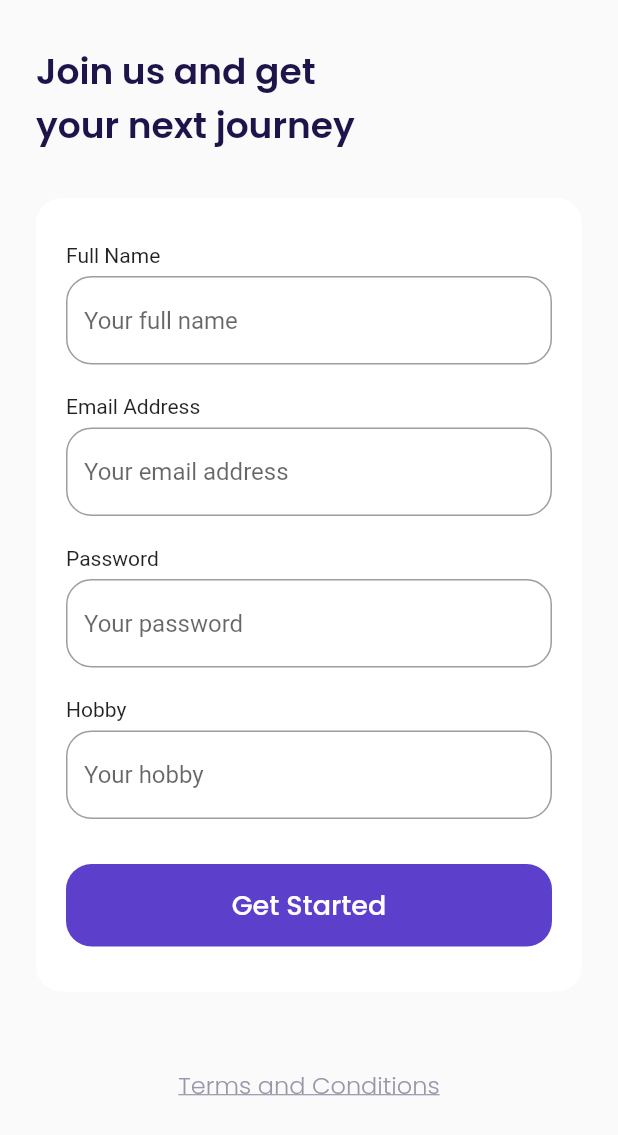
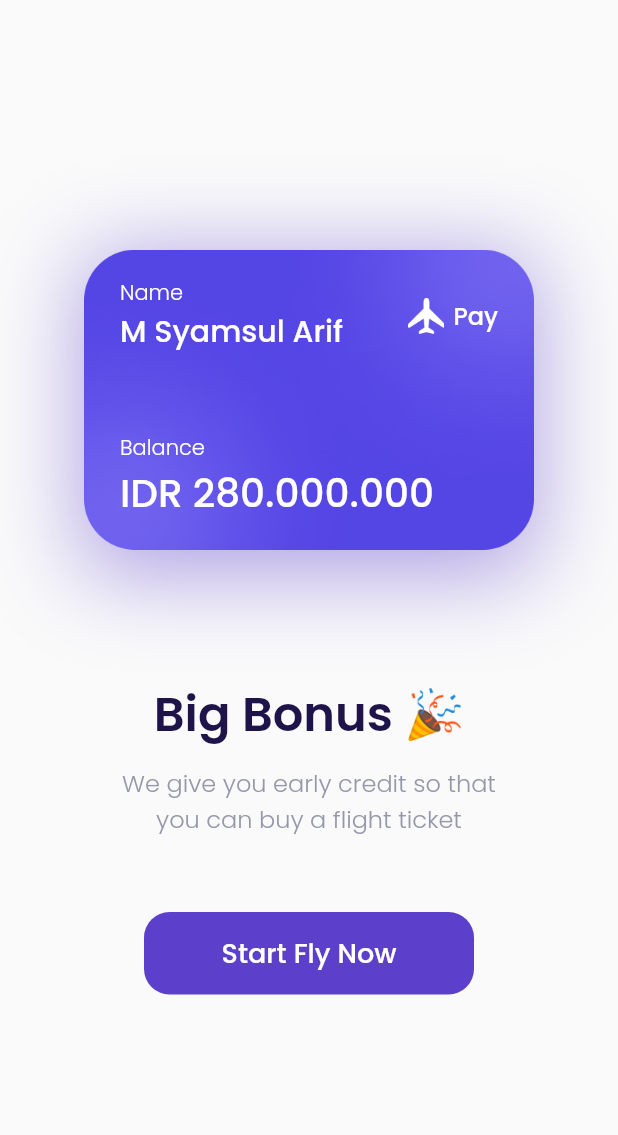
Before and after one commit to msyamsularif/airplane, a Flutter app: the SignUpPage screen opened by its route, after a tap on "Get Started", on a phone screen of 412 x 824 dp. Shown: the top 1135 px of the screen. Run offline on Flutter 3.47's test engine with Material 2 defaults, Android fonts, the phone set to English and light mode, and no system bars; our stand-ins replace google_fonts.

Commit message:
Add bonus page

```diff
--- a/lib/main.dart
+++ b/lib/main.dart
@@ -1,3 +1,4 @@
+import 'package:airplane/ui/pages/bonus_page.dart';
 import 'package:airplane/ui/pages/get_started_page.dart';
 import 'package:airplane/ui/pages/sign_up_page.dart';
 import 'package:flutter/material.dart';
@@ -24,6 +25,7 @@
         '/': (context) => const SplashPage(),
         '/get-started': (context) => const GetStartedPage(),
         '/sign-up': (context) => const SignUpPage(),
+        '/bonus': (context) => const BonusPage(),
       },
     );
   }
--- a/lib/shared/theme.dart
+++ b/lib/shared/theme.dart
@@ -1,7 +1,7 @@
 import 'package:flutter/material.dart';
 import 'package:google_fonts/google_fonts.dart';
 
-double defaultMargine = 24.0;
+double defaultMargin = 24.0;
 double defaultRadius = 17.0;
 
 Color kPrimaryColor = const Color(0xFF5C40CC);
--- /dev/null
+++ b/lib/ui/pages/bonus_page.dart
@@ -0,0 +1,155 @@
+import 'package:flutter/material.dart';
+
+import '../../shared/theme.dart';
+
+class BonusPage extends StatelessWidget {
+  const BonusPage({Key? key}) : super(key: key);
+
+  @override
+  Widget build(BuildContext context) {
+    Widget bonusCard() {
+      return Container(
+        width: 300,
+        height: 211,
+        padding: EdgeInsets.all(defaultMargin),
+        decoration: BoxDecoration(
+          image: const DecorationImage(
+            image: AssetImage('assets/image_card.png'),
+          ),
+          boxShadow: [
+            BoxShadow(
+              color: kPrimaryColor.withOpacity(0.5),
+              blurRadius: 50,
+              offset: const Offset(0, 10),
+            ),
+          ],
+        ),
+        child: Column(
+          crossAxisAlignment: CrossAxisAlignment.start,
+          children: [
+            Row(
+              children: [
+                Expanded(
+                  child: Column(
+                    crossAxisAlignment: CrossAxisAlignment.start,
+                    children: [
+                      Text(
+                        'Name',
+                        style: whiteTextStyle.copyWith(
+                          fontWeight: light,
+                        ),
+                      ),
+                      Text(
+                        'M Syamsul Arif',
+                        style: whiteTextStyle.copyWith(
+                          fontSize: 20,
+                          fontWeight: medium,
+                        ),
+                        overflow: TextOverflow.ellipsis,
+                      )
+                    ],
+                  ),
+                ),
+                Container(
+                  width: 24,
+                  height: 24,
+                  margin: const EdgeInsets.only(right: 6),
+                  decoration: const BoxDecoration(
+                    image: DecorationImage(
+                      image: AssetImage('assets/icon_plane.png'),
+                    ),
+                  ),
+                ),
+                Text(
+                  'Pay',
+                  style: whiteTextStyle.copyWith(
+                    fontSize: 16,
+                    fontWeight: medium,
+                  ),
+                )
+              ],
+            ),
+            const Spacer(),
+            Text(
+              'Balance',
+              style: whiteTextStyle.copyWith(fontWeight: light),
+            ),
+            Text(
+              'IDR 280.000.000',
+              style: whiteTextStyle.copyWith(
+                fontSize: 26,
+                fontWeight: medium,
+              ),
+            )
+          ],
+        ),
+      );
+    }
+
+    Widget title() {
+      return Container(
+        margin: const EdgeInsets.only(top: 80),
+        child: Text(
+          'Big Bonus 🎉',
+          style: blackTextStyle.copyWith(
+            fontSize: 32,
+            fontWeight: semiBold,
+          ),
+        ),
+      );
+    }
+
+    Widget subTitle() {
+      return Container(
+        margin: const EdgeInsets.only(top: 10),
+        child: Text(
+          'We give you early credit so that\nyou can buy a flight ticket',
+          style: greyTextStyle.copyWith(
+            fontSize: 16,
+            fontWeight: light,
+          ),
+          textAlign: TextAlign.center,
+        ),
+      );
+    }
+
+    Widget startButton() {
+      return Container(
+        width: 220,
+        height: 55,
+        margin: const EdgeInsets.only(top: 50),
+        child: TextButton(
+          style: TextButton.styleFrom(
+            backgroundColor: kPrimaryColor,
+            shape: RoundedRectangleBorder(
+              borderRadius: BorderRadius.circular(defaultRadius),
+            ),
+          ),
+          onPressed: () {},
+          child: Text(
+            'Start Fly Now',
+            style: whiteTextStyle.copyWith(
+              fontSize: 18,
+              fontWeight: medium,
+            ),
+          ),
+        ),
+      );
+    }
+
+    return Scaffold(
+      backgroundColor: kBackgroundColor,
+      body: Center(
+        child: Column(
+          mainAxisAlignment: MainAxisAlignment.center,
+          children: [
+            bonusCard(),
+            title(),
+            subTitle(),
+            startButton(),
+          ],
+        ),
+      ),
+    );
+  }
+}
--- a/lib/ui/pages/sign_up_page.dart
+++ b/lib/ui/pages/sign_up_page.dart
@@ -145,7 +145,7 @@
                 borderRadius: BorderRadius.circular(defaultRadius),
               ),
             ),
-            onPressed: () {},
+            onPressed: () => Navigator.pushNamed(context, '/bonus'),
             child: Text(
               'Get Started',
               style: whiteTextStyle.copyWith(
@@ -183,10 +183,9 @@
         child: Text(
           'Terms and Conditions',
           style: greyTextStyle.copyWith(
-            fontSize: 16,
-            fontWeight: light,
-            decoration: TextDecoration.underline
-          ),
+              fontSize: 16,
+              fontWeight: light,
+              decoration: TextDecoration.underline),
         ),
       );
     }
@@ -196,7 +195,7 @@
       body: SafeArea(
         child: ListView(
           padding: EdgeInsets.symmetric(
-            horizontal: defaultMargine,
+            horizontal: defaultMargin,
           ),
           children: [
             title(),
--- a/lib/ui/pages/splash_page.dart
+++ b/lib/ui/pages/splash_page.dart
@@ -1,6 +1,5 @@
 import 'dart:async';
 
-import 'package:airplane/ui/pages/get_started_page.dart';
 import 'package:flutter/material.dart';
 
 import '../../shared/theme.dart';
```
